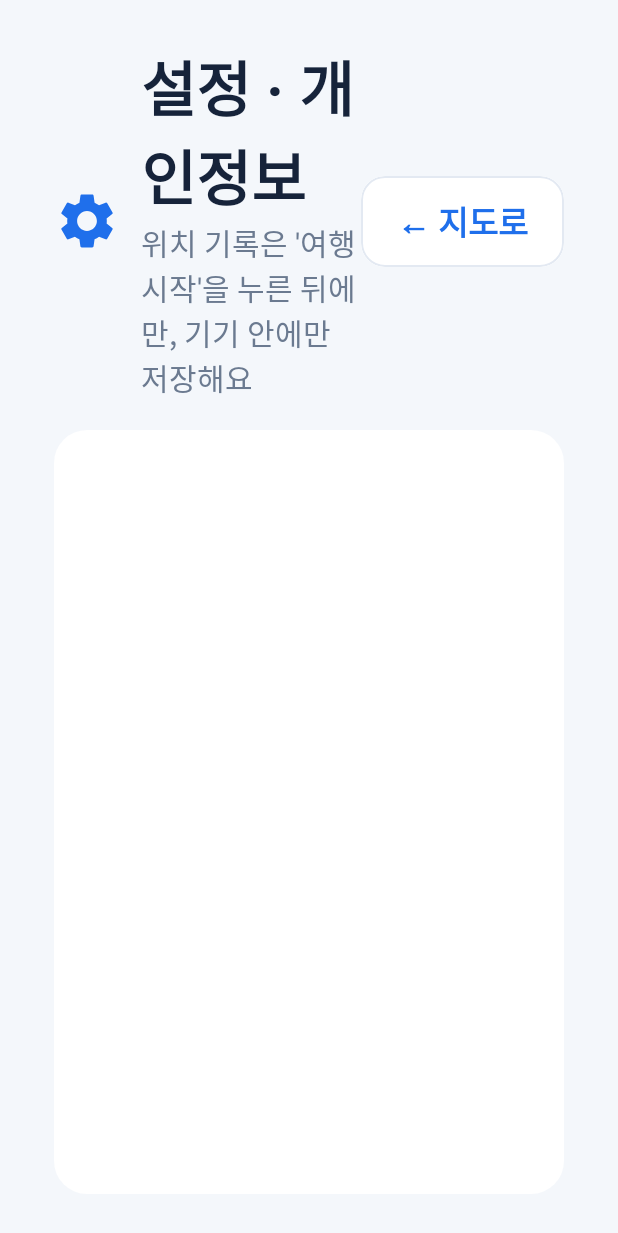
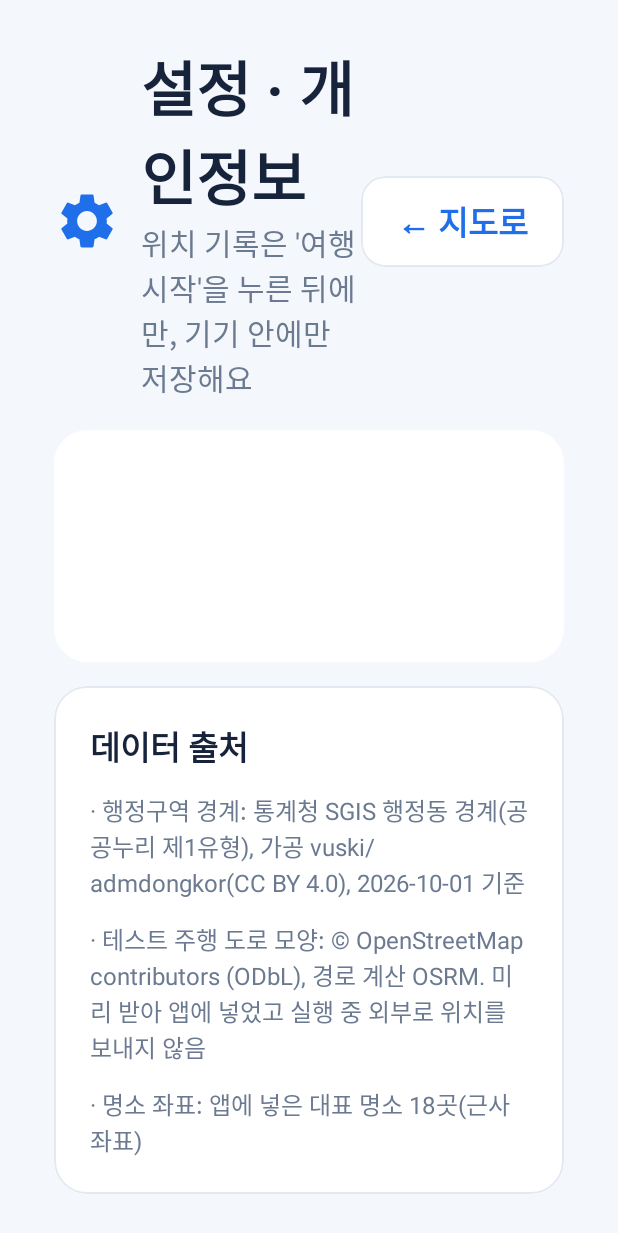
Before and after one commit to haneul2001/RoadCanvas_TimeLine, an Android app built with Jetpack Compose: the composable SettingsScreen called with empty values, on a phone screen of 412 x 824 dp. Shown: the top 1233 px of the screen. Run offline under Robolectric (Android 15) with nearby library versions, the phone set to English and light mode, and no system bars; network calls fail; 6 statements that could not run were skipped.

Commit message:
제출용 release APK와 데이터 출처 표시
- apk/CAR-NECT_RoadCanvas_TimeLine_release.apk (release 빌드, 서명)
- 쓰지 않는 Playground 키를 BuildConfig에서 빼 APK에 들어가지 않게 함, 서명 정보는 local.properties에서 읽음
- 설정 화면에 데이터 출처(SGIS·admdongkor, OpenStreetMap·OSRM) 표시
- README: APK 위치·설치 방법, 실행 방법 정리

```diff
--- a/app/src/main/java/com/carnect/roadcanvas/ui/home/Panels.kt
+++ b/app/src/main/java/com/carnect/roadcanvas/ui/home/Panels.kt
@@ -459,6 +459,13 @@ fun TripsScreen(
 
 // ───────────────────────────── 설정 · 개인정보 ─────────────────────────────
 
+/** 앱에 넣은 외부 데이터의 출처 표시(라이선스 요구 사항). */
+private val DATA_SOURCES = listOf(
+    "행정구역 경계: 통계청 SGIS 행정동 경계(공공누리 제1유형), 가공 vuski/admdongkor(CC BY 4.0), 2026-10-01 기준",
+    "테스트 주행 도로 모양: © OpenStreetMap contributors (ODbL), 경로 계산 OSRM. 미리 받아 앱에 넣었고 실행 중 외부로 위치를 보내지 않음",
+    "명소 좌표: 앱에 넣은 대표 명소 18곳(근사 좌표)",
+)
+
 @Composable
 fun SettingsScreen(
     zones: List<ExcludedZone>,
@@ -509,7 +516,13 @@ fun SettingsScreen(
                     )
                 }
             }
-            Box(Modifier.width(820.dp).fillMaxHeight().clip(RoundedCornerShape(22.dp)).background(Palette.Card)) { status() }
+            Column(Modifier.width(820.dp).fillMaxHeight(), verticalArrangement = Arrangement.spacedBy(16.dp)) {
+                Box(Modifier.weight(1f).fillMaxWidth().clip(RoundedCornerShape(22.dp)).background(Palette.Card)) { status() }
+                CardBox(Modifier.fillMaxWidth()) {
+                    Text("데이터 출처", fontSize = 22.sp, fontWeight = FontWeight.Bold, color = Palette.Ink)
+                    DATA_SOURCES.forEach { Text("· $it", fontSize = 16.sp, color = Palette.Muted) }
+                }
+            }
         }
     }
 }
```
Also changed, not shown: app/build.gradle.kts (+14 -4 lines), 2 other files.
